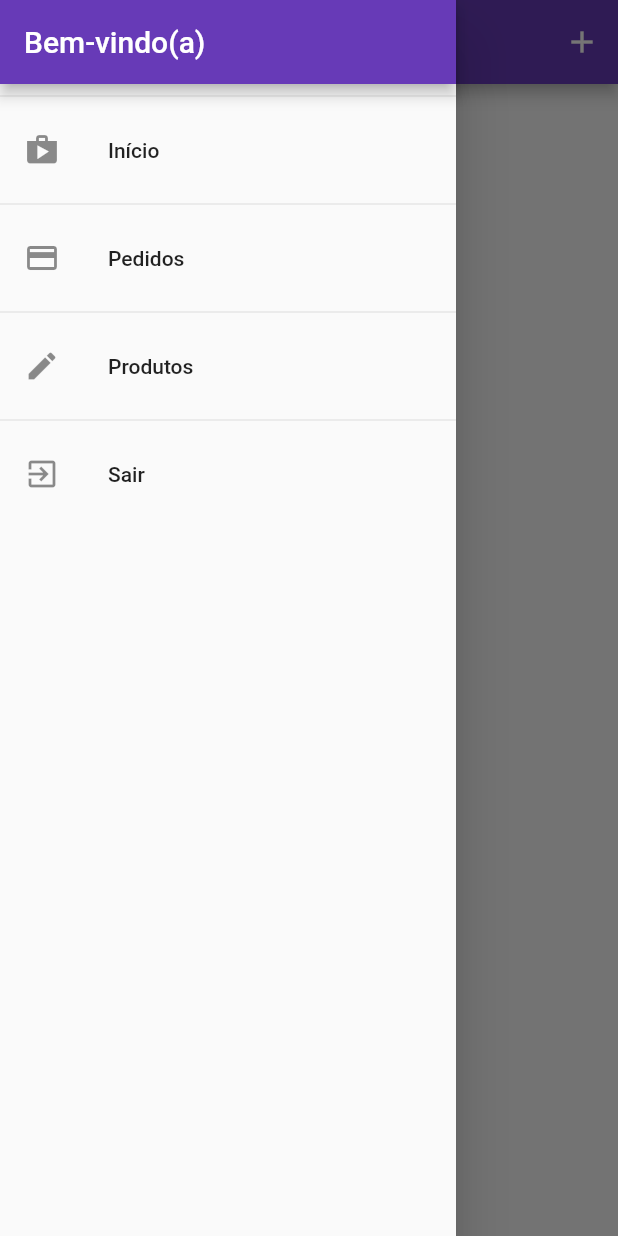
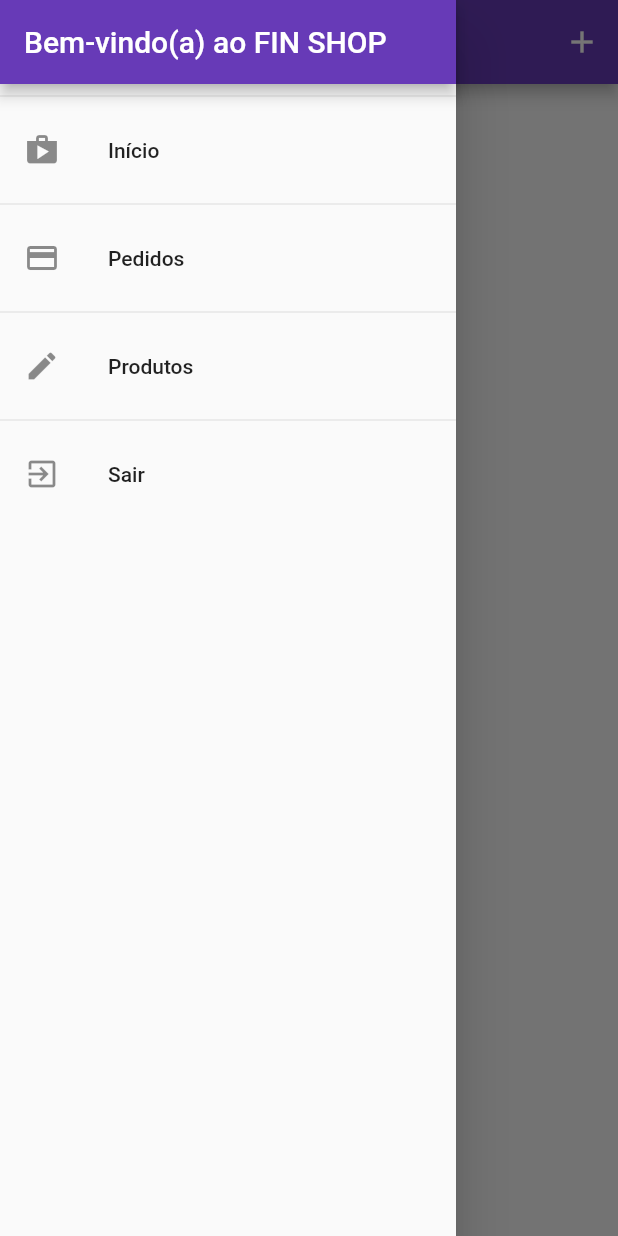
Before and after one commit to lucascicco/FIN-SHOP-APP-FLUTTER, a Flutter app: the UserProductsScreen screen opened by its route, with the side drawer open, on a phone screen of 412 x 824 dp. Run offline on Flutter 3.47's test engine with Material 2 defaults, Android fonts, the phone set to English and light mode, and no system bars; our stand-ins replace flutter_dotenv, shared_preferences; accounts and stored records are empty; network calls fail.

Commit message:
fixing layout

```diff
--- a/lib/widgets/app_drawer.dart
+++ b/lib/widgets/app_drawer.dart
@@ -12,7 +12,7 @@ class AppDrawer extends StatelessWidget {
       child: Column(
         children: <Widget>[
           AppBar(
-            title: Text('Bem-vindo(a)'),
+            title: Text('Bem-vindo(a) ao FIN SHOP'),
             automaticallyImplyLeading: false,
           ),
           Divider(),
```
Also changed, not shown: lib/widgets/order_item.dart (+12 -3 lines).
